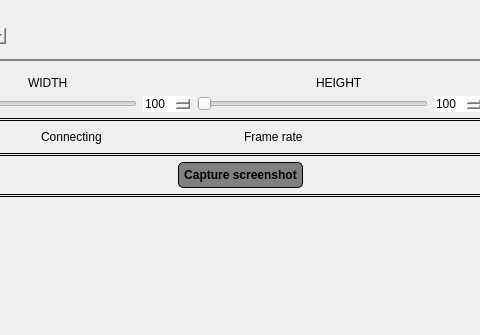
This is camera_panel/resource/camera_panel.ui in GroupOfRobots/MiniRysRQT as Qt 5 draws it before an edit; both pictures show x 114 to 594 and y 0 to 335 of the 709 by 587 pixel window. The edited form follows.
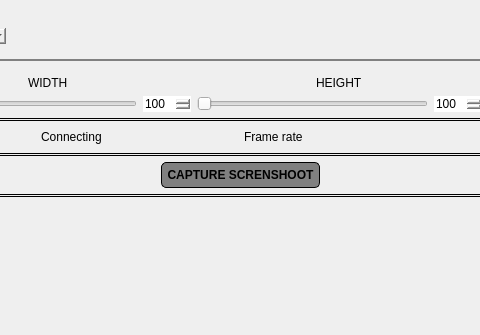
This is the edited form. Icons and pictures are not drawn.

Diff of the .ui file:
```diff
--- a/camera_panel/resource/camera_panel.ui
+++ b/camera_panel/resource/camera_panel.ui
@@ -332,7 +332,7 @@
 background: gray;</string>
            </property>
            <property name="text">
-            <string>Capture screenshot</string>
+            <string>CAPTURE SCRENSHOOT</string>
            </property>
           </widget>
          </item>
```
